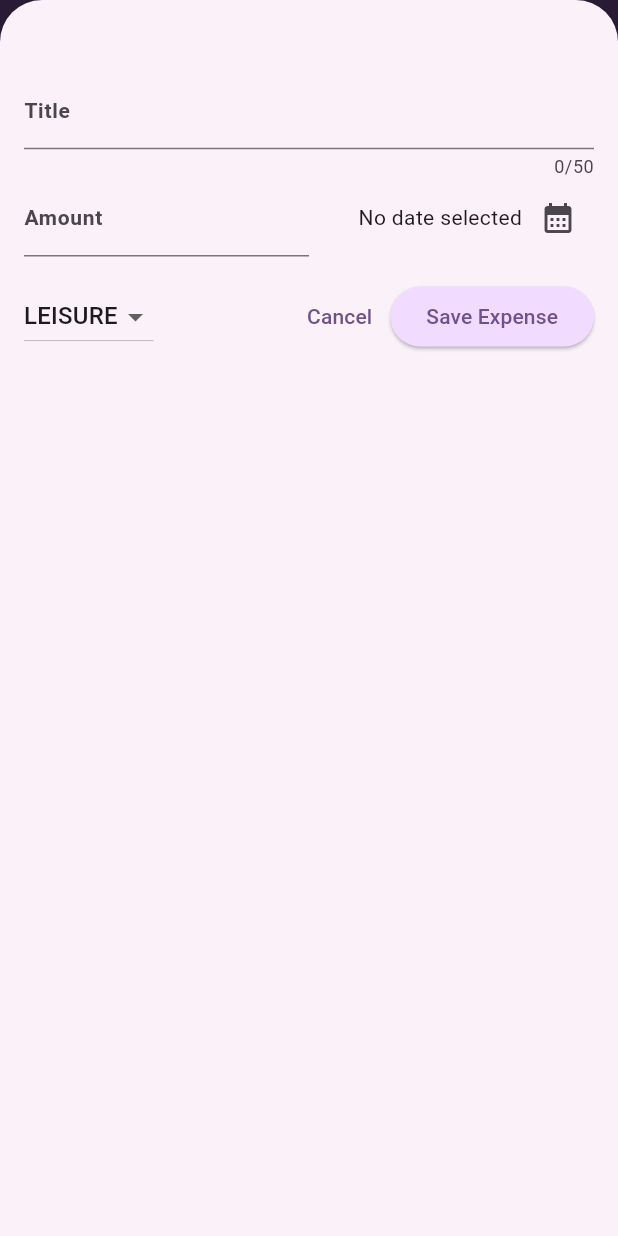
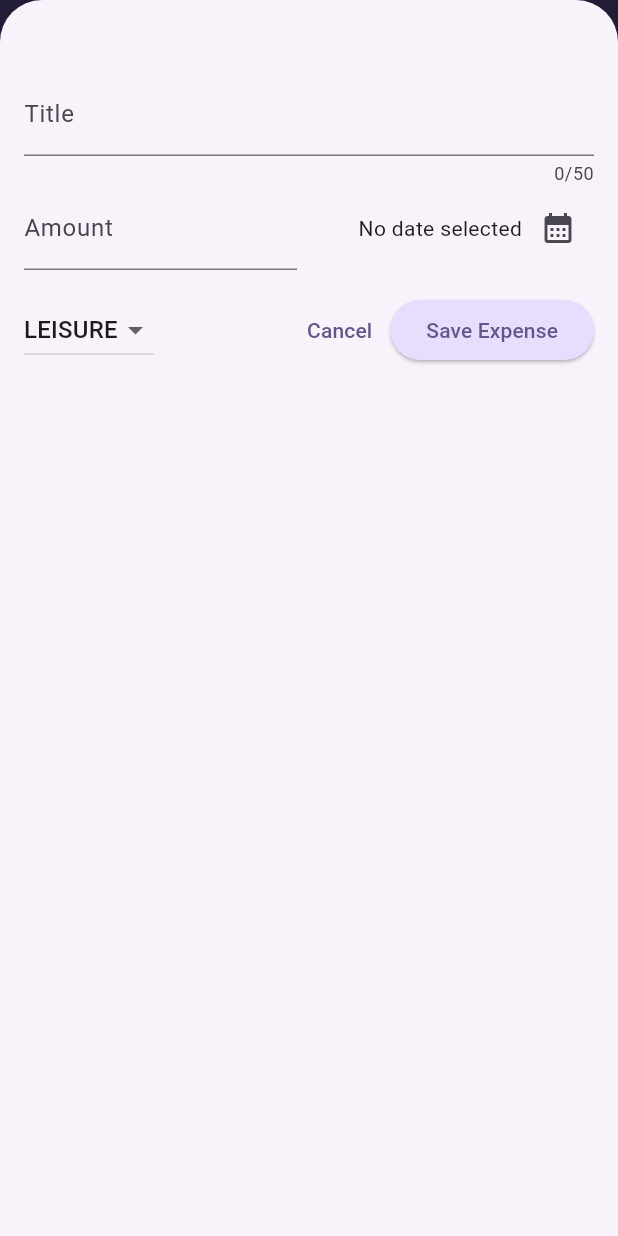
Before and after one commit to xcherif/expensive-tracker, a Flutter app: the screen it shows after launch, after a tap on the "add" icon, on a phone screen of 412 x 824 dp. Run offline on Flutter 3.47's test engine with Material 3 defaults, Android fonts, the phone set to English and light mode, and no system bars.

```diff
--- a/lib/main.dart
+++ b/lib/main.dart
@@ -1,13 +1,38 @@
-import 'package:expense_tracker/widgets/expenses.dart';
 import 'package:flutter/material.dart';
 
+import 'package:expense_tracker/widgets/expenses.dart';
+
 var kColorScheme = ColorScheme.fromSeed(
-  seedColor: const Color.fromARGB(255, 135, 67, 196),
+  seedColor: const Color.fromARGB(255, 96, 59, 181),
 );
+
+var kDarkColorScheme = ColorScheme.fromSeed(
+  brightness: Brightness.dark,
+  seedColor: const Color.fromARGB(255, 5, 99, 125),
+);
+
 void main() {
   runApp(
     MaterialApp(
+      darkTheme: ThemeData.dark().copyWith(
+        useMaterial3: true,
+        colorScheme: kDarkColorScheme,
+        cardTheme: const CardTheme().copyWith(
+          color: kDarkColorScheme.secondaryContainer,
+          margin: const EdgeInsets.symmetric(
+            horizontal: 16,
+            vertical: 8,
+          ),
+        ),
+        elevatedButtonTheme: ElevatedButtonThemeData(
+          style: ElevatedButton.styleFrom(
+            backgroundColor: kDarkColorScheme.primaryContainer,
+            foregroundColor: kDarkColorScheme.onPrimaryContainer,
+          ),
+        ),
+      ),
       theme: ThemeData().copyWith(
+        useMaterial3: true,
         colorScheme: kColorScheme,
         appBarTheme: const AppBarTheme().copyWith(
           backgroundColor: kColorScheme.onPrimaryContainer,
@@ -15,7 +40,10 @@ void main() {
         ),
         cardTheme: const CardTheme().copyWith(
           color: kColorScheme.secondaryContainer,
-          margin: const EdgeInsets.symmetric(horizontal: 16.0, vertical: 8.0),
+          margin: const EdgeInsets.symmetric(
+            horizontal: 16,
+            vertical: 8,
+          ),
         ),
         elevatedButtonTheme: ElevatedButtonThemeData(
           style: ElevatedButton.styleFrom(
@@ -24,18 +52,14 @@ void main() {
         ),
         textTheme: ThemeData().textTheme.copyWith(
               titleLarge: TextStyle(
-                fontWeight: FontWeight.normal,
-                color: kColorScheme.onSecondaryFixed,
+                fontWeight: FontWeight.bold,
+                color: kColorScheme.onSecondaryContainer,
                 fontSize: 16,
-              ),
-              bodyLarge: const TextStyle(
-                fontWeight: FontWeight.bold,
-                color: Colors.black,
-                fontSize: 14,
               ),
             ),
       ),
-      home:const Expenses(),
+      // themeMode: ThemeMode.system, // default
+      home: const Expenses(),
     ),
   );
 }
--- a/lib/models/expense.dart
+++ b/lib/models/expense.dart
@@ -1,18 +1,18 @@
 import 'package:flutter/material.dart';
+import 'package:uuid/uuid.dart';
 import 'package:intl/intl.dart';
-import 'package:uuid/uuid.dart';
+
+final formatter = DateFormat.yMd();
 
 const uuid = Uuid();
-final formatter = DateFormat.yMMMd();
 
-// print(uuid.v4());
 enum Category { food, travel, leisure, work }
 
 const categoryIcons = {
   Category.food: Icons.lunch_dining,
   Category.travel: Icons.flight_takeoff,
   Category.leisure: Icons.movie,
-  Category.work: Icons.work
+  Category.work: Icons.work,
 };
 
 class Expense {
@@ -34,10 +34,27 @@ class Expense {
   }
 }
 
+class ExpenseBucket {
+  const ExpenseBucket({
+    required this.category,
+    required this.expenses,
+  });
 
-class ExpenseBucket {
-
+  ExpenseBucket.forCategory(List<Expense> allExpenses, this.category)
+      : expenses = allExpenses
+            .where((expense) => expense.category == category)
+            .toList();
 
   final Category category;
   final List<Expense> expenses;
+
+  double get totalExpenses {
+    double sum = 0;
+
+    for (final expense in expenses) {
+      sum += expense.amount; // sum = sum + expense.amount
+    }
+
+    return sum;
+  }
 }
--- /dev/null
+++ b/lib/widgets/chart/chart.dart
@@ -0,0 +1,95 @@
+import 'package:flutter/material.dart';
+
+import 'package:expense_tracker/widgets/chart/chart_bar.dart';
+import 'package:expense_tracker/models/expense.dart';
+
+class Chart extends StatelessWidget {
+  const Chart({super.key, required this.expenses});
+
+  final List<Expense> expenses;
+
+  List<ExpenseBucket> get buckets {
+    return [
+      ExpenseBucket.forCategory(expenses, Category.food),
+      ExpenseBucket.forCategory(expenses, Category.leisure),
+      ExpenseBucket.forCategory(expenses, Category.travel),
+      ExpenseBucket.forCategory(expenses, Category.work),
+    ];
+  }
+
+  double get maxTotalExpense {
+    double maxTotalExpense = 0;
+
+    for (final bucket in buckets) {
+      if (bucket.totalExpenses > maxTotalExpense) {
+        maxTotalExpense = bucket.totalExpenses;
+      }
+    }
+
+    return maxTotalExpense;
+  }
+
+  @override
+  Widget build(BuildContext context) {
+    final isDarkMode =
+        MediaQuery.of(context).platformBrightness == Brightness.dark;
+    return Container(
+      margin: const EdgeInsets.all(16),
+      padding: const EdgeInsets.symmetric(
+        vertical: 16,
+        horizontal: 8,
+      ),
+      width: double.infinity,
+      height: 180,
+      decoration: BoxDecoration(
+        borderRadius: BorderRadius.circular(8),
+        gradient: LinearGradient(
+          colors: [
+            Theme.of(context).colorScheme.primary.withOpacity(0.3),
+            Theme.of(context).colorScheme.primary.withOpacity(0.0)
+          ],
+          begin: Alignment.bottomCenter,
+          end: Alignment.topCenter,
+        ),
+      ),
+      child: Column(
+        children: [
+          Expanded(
+            child: Row(
+              crossAxisAlignment: CrossAxisAlignment.end,
+              children: [
+                for (final bucket in buckets) // alternative to map()
+                  ChartBar(
+                    fill: bucket.totalExpenses == 0
+                        ? 0
+                        : bucket.totalExpenses / maxTotalExpense,
+                  )
+              ],
+            ),
+          ),
+          const SizedBox(height: 12),
+          Row(
+            children: buckets // for ... in
+                .map(
+                  (bucket) => Expanded(
+                    child: Padding(
+                      padding: const EdgeInsets.symmetric(horizontal: 4),
+                      child: Icon(
+                        categoryIcons[bucket.category],
+                        color: isDarkMode
+                            ? Theme.of(context).colorScheme.secondary
+                            : Theme.of(context)
+                                .colorScheme
+                                .primary
+                                .withOpacity(0.7),
+                      ),
+                    ),
+                  ),
+                )
+                .toList(),
+          )
+        ],
+      ),
+    );
+  }
+}
--- /dev/null
+++ b/lib/widgets/chart/chart_bar.dart
@@ -0,0 +1,34 @@
+import 'package:flutter/material.dart';
+
+class ChartBar extends StatelessWidget {
+  const ChartBar({
+    super.key,
+    required this.fill,
+  });
+
+  final double fill;
+
+  @override
+  Widget build(BuildContext context) {
+    final isDarkMode =
+        MediaQuery.of(context).platformBrightness == Brightness.dark;
+    return Expanded(
+      child: Padding(
+        padding: const EdgeInsets.symmetric(horizontal: 4),
+        child: FractionallySizedBox(
+          heightFactor: fill, // 0 <> 1
+          child: DecoratedBox(
+            decoration: BoxDecoration(
+              shape: BoxShape.rectangle,
+              borderRadius:
+                  const BorderRadius.vertical(top: Radius.circular(8)),
+              color: isDarkMode
+                  ? Theme.of(context).colorScheme.secondary
+                  : Theme.of(context).colorScheme.primary.withOpacity(0.65),
+            ),
+          ),
+        ),
+      ),
+    );
+  }
+}
--- a/lib/widgets/expenses.dart
+++ b/lib/widgets/expenses.dart
@@ -1,66 +1,64 @@
+import 'package:flutter/material.dart';
+
+import 'package:expense_tracker/widgets/new_expense.dart';
+import 'package:expense_tracker/widgets/expenses_list/expenses_list.dart';
 import 'package:expense_tracker/models/expense.dart';
-import 'package:expense_tracker/widgets/expenses_list/expenses_list.dart';
-import 'package:expense_tracker/widgets/new_expense.dart';
-import 'package:flutter/material.dart';
+import 'package:expense_tracker/widgets/chart/chart.dart';
 
 class Expenses extends StatefulWidget {
   const Expenses({super.key});
 
   @override
-  State<Expenses> createState() => _ExpensesState();
+  State<Expenses> createState() {
+    return _ExpensesState();
+  }
 }
 
 class _ExpensesState extends State<Expenses> {
   final List<Expense> _registeredExpenses = [
     Expense(
-        title: 'Flutter course',
-        amount: 19.959,
+      title: 'Flutter Course',
+      amount: 19.99,
       date: DateTime.now(),
       category: Category.work,
     ),
     Expense(
       title: 'Cinema',
-        amount: 20.0,
+      amount: 15.69,
       date: DateTime.now(),
       category: Category.leisure,
     ),
   ];
 
   void _openAddExpenseOverlay() {
-    showModalBottomSheet(isScrollControlled: true,
+    showModalBottomSheet(
+      isScrollControlled: true,
       context: context,
-      builder: (ctx) => NewExpense(onAddExpense: _addExpense,
-      ),
+      builder: (ctx) => NewExpense(onAddExpense: _addExpense),
     );
   }
 
-  void _addExpense(Expense newExpense) {
+  void _addExpense(Expense expense) {
     setState(() {
-      _registeredExpenses.add(newExpense);
+      _registeredExpenses.add(expense);
     });
   }
 
-  void _removeExpense(Expense oldExpense) {
-    final expenseIndex = _registeredExpenses.indexOf(oldExpense);
+  void _removeExpense(Expense expense) {
+    final expenseIndex = _registeredExpenses.indexOf(expense);
     setState(() {
-      _registeredExpenses.remove(oldExpense);
+      _registeredExpenses.remove(expense);
     });
-
-    var title = oldExpense.title;
-
     ScaffoldMessenger.of(context).clearSnackBars();
     ScaffoldMessenger.of(context).showSnackBar(
       SnackBar(
         duration: const Duration(seconds: 3),
-        content: Padding(
-          padding: const EdgeInsets.symmetric(vertical: 16.0, horizontal: 4.0),
-          child: Text('Voulez-vous supprimer $title ?'),
-        ),
+        content: const Text('Expense deleted.'),
         action: SnackBarAction(
           label: 'Undo',
           onPressed: () {
             setState(() {
-              _registeredExpenses.insert(expenseIndex, oldExpense);
+              _registeredExpenses.insert(expenseIndex, expense);
             });
           },
         ),
@@ -70,8 +68,9 @@ class _ExpensesState extends State<Expenses> {
 
   @override
   Widget build(BuildContext context) {
-    Widget mainContent =
-        const Center(child: Text('No expenses found. Start adding some!'));
+    Widget mainContent = const Center(
+      child: Text('No expenses found. Start adding some!'),
+    );
 
     if (_registeredExpenses.isNotEmpty) {
       mainContent = ExpensesList(
@@ -82,7 +81,7 @@ class _ExpensesState extends State<Expenses> {
 
     return Scaffold(
       appBar: AppBar(
-        title: const Text('Flutter Expense Tracker'),
+        title: const Text('Flutter ExpenseTracker'),
         actions: [
           IconButton(
             onPressed: _openAddExpenseOverlay,
@@ -90,24 +89,14 @@ class _ExpensesState extends State<Expenses> {
           ),
         ],
       ),
-      body: Padding(
-        padding: const EdgeInsets.only(top: 16.0),
-        child: Column(
+      body: Column(
         children: [
-            Text(
-              'The Chart',
-              style: Theme.of(context).textTheme.titleLarge,
-            ),
-            const SizedBox(
-              height: 5.0,
-            ),
-            // const Text('Expenses ...'),
+          Chart(expenses: _registeredExpenses),
           Expanded(
             child: mainContent,
           ),
         ],
       ),
-      ),
     );
   }
 }
--- a/lib/widgets/expenses_list/expense_item.dart
+++ b/lib/widgets/expenses_list/expense_item.dart
@@ -1,5 +1,6 @@
+import 'package:flutter/material.dart';
+
 import 'package:expense_tracker/models/expense.dart';
-import 'package:flutter/material.dart';
 
 class ExpenseItem extends StatelessWidget {
   const ExpenseItem(this.expense, {super.key});
@@ -10,7 +11,10 @@ class ExpenseItem extends StatelessWidget {
   Widget build(BuildContext context) {
     return Card(
       child: Padding(
-        padding: const EdgeInsets.symmetric(horizontal: 20, vertical: 16),
+        padding: const EdgeInsets.symmetric(
+          horizontal: 20,
+          vertical: 16,
+        ),
         child: Column(
           crossAxisAlignment: CrossAxisAlignment.start,
           children: [
@@ -18,25 +22,20 @@ class ExpenseItem extends StatelessWidget {
               expense.title,
               style: Theme.of(context).textTheme.titleLarge,
             ),
-            const SizedBox(
-              height: 4.0,
-            ),
+            const SizedBox(height: 4),
             Row(
               children: [
                 Text(
                   '\$${expense.amount.toStringAsFixed(2)}',
-                  style: Theme.of(context).textTheme.bodyLarge,
                 ),
                 const Spacer(),
                 Row(
                   children: [
                     Icon(categoryIcons[expense.category]),
-                    const SizedBox(
-                      width: 8.0,
-                    ),
+                    const SizedBox(width: 8),
                     Text(expense.formattedDate),
                   ],
-                )
+                ),
               ],
             ),
           ],
--- a/lib/widgets/expenses_list/expenses_list.dart
+++ b/lib/widgets/expenses_list/expenses_list.dart
@@ -1,9 +1,14 @@
-import 'package:expense_tracker/models/expense.dart';
-import 'package:expense_tracker/widgets/expenses_list/expense_item.dart';
 import 'package:flutter/material.dart';
 
+import 'package:expense_tracker/widgets/expenses_list/expense_item.dart';
+import 'package:expense_tracker/models/expense.dart';
+
 class ExpensesList extends StatelessWidget {
-  const ExpensesList({super.key, required this.expenses, required this.onRemoveExpense});
+  const ExpensesList({
+    super.key,
+    required this.expenses,
+    required this.onRemoveExpense,
+  });
 
   final List<Expense> expenses;
   final void Function(Expense expense) onRemoveExpense;
@@ -14,10 +19,18 @@ class ExpensesList extends StatelessWidget {
       itemCount: expenses.length,
       itemBuilder: (ctx, index) => Dismissible(
         key: ValueKey(expenses[index]),
-        onDismissed: (direction){
+        background: Container(
+          color: Theme.of(context).colorScheme.error.withOpacity(0.75),
+          margin: EdgeInsets.symmetric(
+            horizontal: Theme.of(context).cardTheme.margin!.horizontal,
+          ),
+        ),
+        onDismissed: (direction) {
           onRemoveExpense(expenses[index]);
         },
-        child: ExpenseItem(expenses[index]),
+        child: ExpenseItem(
+          expenses[index],
+        ),
       ),
     );
   }
--- a/lib/widgets/new_expense.dart
+++ b/lib/widgets/new_expense.dart
@@ -1,13 +1,16 @@
-import 'package:expense_tracker/models/expense.dart';
 import 'package:flutter/material.dart';
 
+import 'package:expense_tracker/models/expense.dart';
+
 class NewExpense extends StatefulWidget {
+  const NewExpense({super.key, required this.onAddExpense});
+
   final void Function(Expense expense) onAddExpense;
 
-  const NewExpense({required this.onAddExpense, super.key});
-
   @override
-  State<NewExpense> createState() => _NewExpenseState();
+  State<NewExpense> createState() {
+    return _NewExpenseState();
+  }
 }
 
 class _NewExpenseState extends State<NewExpense> {
@@ -31,46 +34,44 @@ class _NewExpenseState extends State<NewExpense> {
   }
 
   void _submitExpenseData() {
-    final enteredAmount = double.tryParse(_amountController.text);
+    final enteredAmount = double.tryParse(_amountController
+        .text); // tryParse('Hello') => null, tryParse('1.12') => 1.12
     final amountIsInvalid = enteredAmount == null || enteredAmount <= 0;
-    final Expense newExpense;
     if (_titleController.text.trim().isEmpty ||
         amountIsInvalid ||
         _selectedDate == null) {
-      // show an error method
       showDialog(
         context: context,
         builder: (ctx) => AlertDialog(
-          title: const Text('Invalid input '),
+          title: const Text('Invalid input'),
           content: const Text(
-            'Please make sure a valid title, amount, category and date was entered.',
-          ),
+              'Please make sure a valid title, amount, date and category was entered.'),
           actions: [
             TextButton(
               onPressed: () {
-                // Nagivator.pop(ctx);
                 Navigator.pop(ctx);
               },
-              child: const Text('Ok'),
+              child: const Text('Okay'),
             ),
           ],
         ),
       );
       return;
     }
-    newExpense = Expense(
+
+    widget.onAddExpense(
+      Expense(
         title: _titleController.text,
         amount: enteredAmount,
         date: _selectedDate!,
         category: _selectedCategory,
+      ),
     );
-    widget.onAddExpense(newExpense);
     Navigator.pop(context);
   }
 
   @override
   void dispose() {
-    // TODO: implement dispose
     _titleController.dispose();
     _amountController.dispose();
     super.dispose();
@@ -78,8 +79,7 @@ class _NewExpenseState extends State<NewExpense> {
 
   @override
   Widget build(BuildContext context) {
-    return SafeArea(
-      child: Padding(
+    return Padding(
       padding: const EdgeInsets.fromLTRB(16, 48, 16, 16),
       child: Column(
         children: [
@@ -102,27 +102,29 @@ class _NewExpenseState extends State<NewExpense> {
                   ),
                 ),
               ),
+              const SizedBox(width: 16),
               Expanded(
                 child: Row(
-                    // textBaseline: TextBaseline.con,
                   mainAxisAlignment: MainAxisAlignment.end,
                   crossAxisAlignment: CrossAxisAlignment.center,
                   children: [
-                      Text(_selectedDate == null
+                    Text(
+                      _selectedDate == null
                           ? 'No date selected'
-                          : formatter.format(_selectedDate!)),
+                          : formatter.format(_selectedDate!),
+                    ),
                     IconButton(
                       onPressed: _presentDatePicker,
-                        icon: const Icon(Icons.calendar_month),
-                      )
+                      icon: const Icon(
+                        Icons.calendar_month,
+                      ),
+                    ),
                   ],
                 ),
-                )
+              ),
             ],
           ),
-            const SizedBox(
-              height: 16.0,
-            ),
+          const SizedBox(height: 16),
           Row(
             children: [
               DropdownButton(
@@ -138,7 +140,9 @@ class _NewExpenseState extends State<NewExpense> {
                     )
                     .toList(),
                 onChanged: (value) {
-                    if (value == null) return;
+                  if (value == null) {
+                    return;
+                  }
                   setState(() {
                     _selectedCategory = value;
                   });
@@ -156,9 +160,8 @@ class _NewExpenseState extends State<NewExpense> {
                 child: const Text('Save Expense'),
               ),
             ],
-            )
+          ),
         ],
-        ),
       ),
     );
   }
```
Also changed, not shown: .widget_preview/tmp/NewExpense__new_expense.dart (added). Lines whose indentation alone changed are shown as unchanged.
